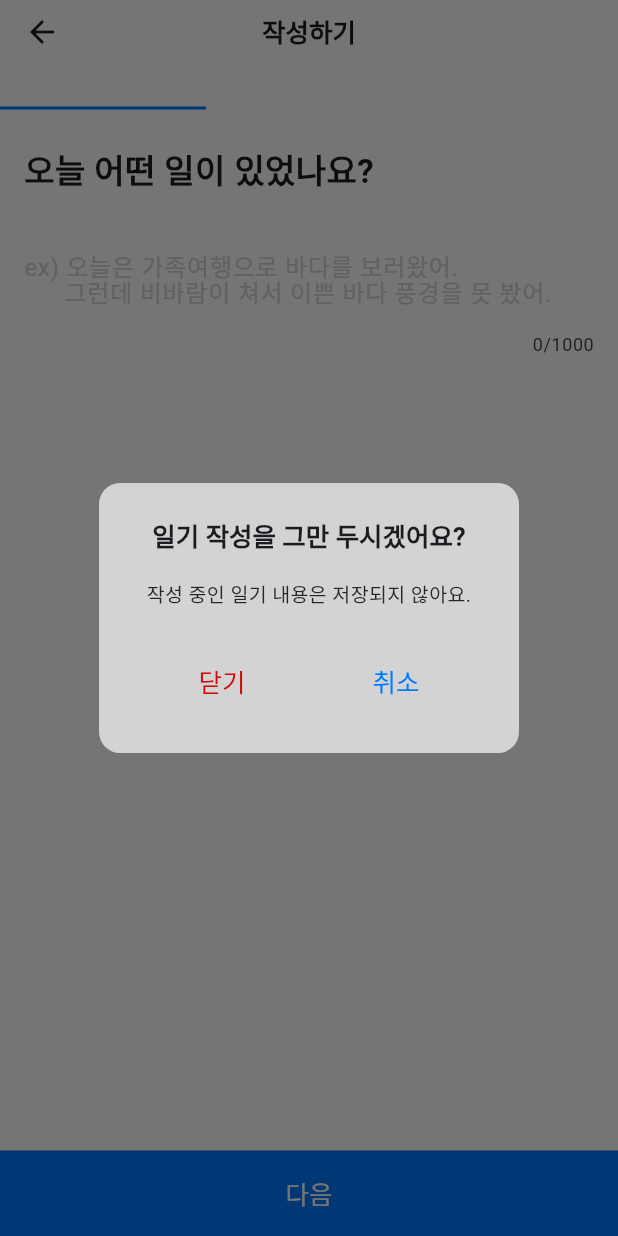
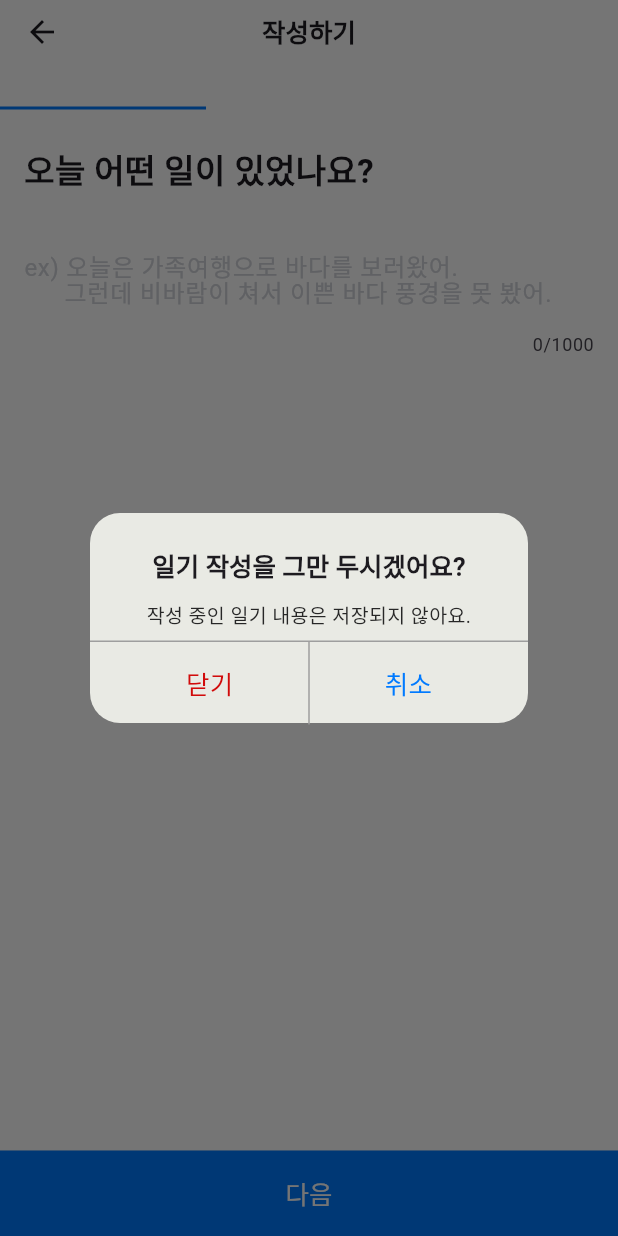
Before and after one commit to KU-GDSC-SCteam14/Moode, a Flutter app: the WriteExperience screen opened directly, after a tap on the "arrow back" icon, on a phone screen of 412 x 824 dp. Run offline on Flutter 3.47's test engine with Material 3 defaults, Android fonts, the phone set to English and light mode, and no system bars; our stand-ins replace firebase_core, firebase_messaging, flutter_local_notifications, shared_preferences, slider_button, sqflite and 1 more; accounts and stored records are empty; network calls fail; Roboto replaces fonts that are missing (Pretendard); project files that could hold a hidden picture were left out.

Commit message:
lock bug & alert

```diff
--- a/FE/mind_care_fe-master/lib/page/write_diary_pg1.dart
+++ b/FE/mind_care_fe-master/lib/page/write_diary_pg1.dart
@@ -180,6 +180,11 @@ class _WriteExperienceSate extends State<WriteExperience> {
                   context: context,
                   builder: (BuildContext context) {
                     return AlertDialog(
+                      buttonPadding: EdgeInsets.all(0),
+                      insetPadding: EdgeInsets.all(60),
+                      contentPadding: EdgeInsets.all(0),
+                      iconPadding: EdgeInsets.zero,
+                      // titlePadding: EdgeInsets.zero,
                       title: Column(
                         children: <Widget>[
                           Text(
@@ -190,9 +195,17 @@ class _WriteExperienceSate extends State<WriteExperience> {
                               fontSize: 17,
                             ),
                           ),
+                          SizedBox(
+                            height: 10,
+                          ),
                         ],
                       ),
-                      content: Column(
+
+                      content: Container(
+                        // 여기서 대화상자의 내부 크기를 조정합니다.
+                        width: double.maxFinite,
+                        height: 82,
+                        child: Column(
                           mainAxisSize: MainAxisSize.min,
                           crossAxisAlignment: CrossAxisAlignment.center,
                           children: <Widget>[
@@ -205,27 +218,28 @@ class _WriteExperienceSate extends State<WriteExperience> {
                                 color: Color(0xff272727),
                               ),
                             ),
-                        ],
+                            SizedBox(
+                              height: 8,
                             ),
-                      backgroundColor: const Color.fromRGBO(211, 211, 211, 1.0),
-                      shape: RoundedRectangleBorder(
-                        borderRadius: BorderRadius.circular(14),
+                            Divider(
+                              color: Colors.grey,
+                              height: 0,
                             ),
-                      actions: <Widget>[
-                        //Container(
-                        //child:
                             Row(
-                          mainAxisAlignment: MainAxisAlignment.spaceEvenly,
-                          crossAxisAlignment: CrossAxisAlignment.center,
-                          // 가운데 정렬
-                          children: [
+                                mainAxisAlignment: MainAxisAlignment.center,
+                                children: <Widget>[
                                   TextButton(
+                                    style: TextButton.styleFrom(
+                                      padding: EdgeInsets.symmetric(
+                                          vertical: 1.0, horizontal: 50.0),
+                                    ),
                                     onPressed: () async {
                                       await clearDataAndResetFields();
                                       Navigator.push(
                                         context,
                                         MaterialPageRoute(
-                                      builder: (context) => const HomeScreen()),
+                                            builder: (context) =>
+                                                const HomeScreen()),
                                       );
                                     },
                                     child: const Text(
@@ -238,10 +252,15 @@ class _WriteExperienceSate extends State<WriteExperience> {
                                     ),
                                   ),
                                   Container(
-                              height: 44.0, // 선의 높이
-                              color: Colors.black, // 선의 색상
+                                    width: 1,
+                                    height: 55.0, // 선의 높이
+                                    color: Colors.grey, // 선의 색상
                                   ),
                                   TextButton(
+                                    style: TextButton.styleFrom(
+                                      padding: EdgeInsets.symmetric(
+                                          vertical: 1.0, horizontal: 50.0),
+                                    ),
                                     onPressed: () {
                                       setState(() {
                                         isCompleted == true
@@ -260,10 +279,16 @@ class _WriteExperienceSate extends State<WriteExperience> {
                                       ),
                                     ),
                                   ),
+                                ])
                           ],
                         ),
-                        //),
-                      ],
+                      ),
+                      backgroundColor: Color.fromARGB(255, 233, 234, 228),
+                      shape: RoundedRectangleBorder(
+                        borderRadius: BorderRadius.circular(20),
+                      ),
+                      actionsPadding:
+                          EdgeInsets.symmetric(vertical: 0, horizontal: 10),
                     );
                   });
             },
```
Also changed, not shown: FE/mind_care_fe-master/lib/screen/home_screen.dart (+37 -7 lines), 1 other file. Lines whose indentation alone changed are shown as unchanged.
